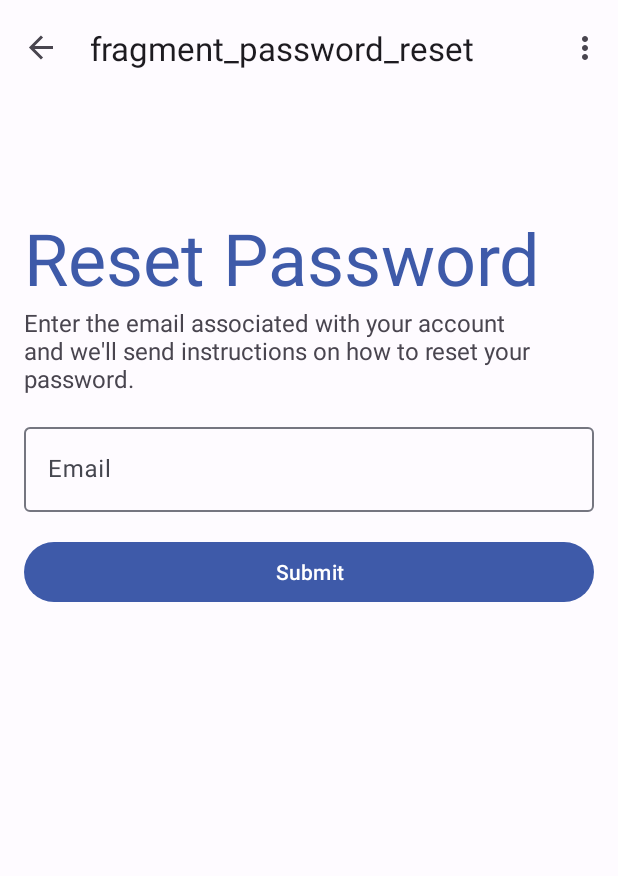
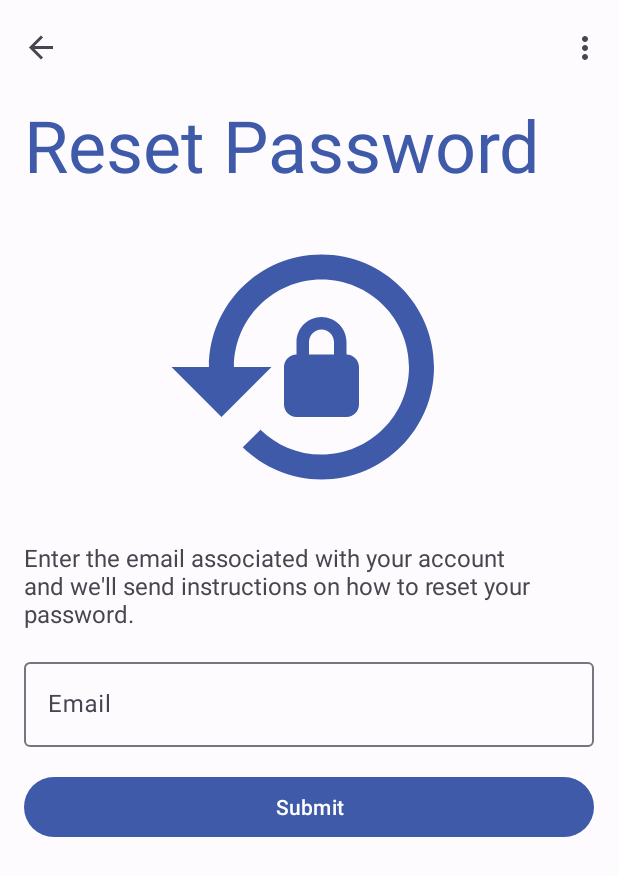
Before and after one commit to huntergif/Photo-Editor-App, an Android app: the PasswordResetFragment screen opened through its navigation route, on a phone screen of 412 x 824 dp. Shown: the top 876 px of the screen. Run offline under Robolectric (Android 15) with nearby library versions, the phone set to English and light mode, and no system bars; our stand-ins replace Dagger/Hilt's generated code, Firebase (no records; nobody signed in at launch, a user with empty details on screens opened directly), navigation-ui.

Commit message:
Adjustments made to password reset UI

```diff
--- a/app/src/main/java/com/aqchen/filterfiesta/ui/auth/login/LoginFragment.kt
+++ b/app/src/main/java/com/aqchen/filterfiesta/ui/auth/login/LoginFragment.kt
@@ -8,6 +8,7 @@ import android.util.TypedValue
 import android.view.LayoutInflater
 import android.view.View
 import android.view.ViewGroup
+import android.view.WindowManager
 import android.widget.TextView
 import androidx.core.widget.doAfterTextChanged
 import androidx.fragment.app.Fragment
--- /dev/null
+++ b/app/src/main/res/drawable/baseline_lock_reset_24.xml
@@ -0,0 +1,5 @@
+<vector android:height="200dp" android:tint="#3E5AA9"
+    android:viewportHeight="24" android:viewportWidth="24"
+    android:width="200dp" xmlns:android="http://schemas.android.com/apk/res/android">
+    <path android:fillColor="@android:color/white" android:pathData="M13,3c-4.97,0 -9,4.03 -9,9H1l4,4l4,-4H6c0,-3.86 3.14,-7 7,-7s7,3.14 7,7s-3.14,7 -7,7c-1.9,0 -3.62,-0.76 -4.88,-1.99L6.7,18.42C8.32,20.01 10.55,21 13,21c4.97,0 9,-4.03 9,-9S17.97,3 13,3zM15,11v-1c0,-1.1 -0.9,-2 -2,-2s-2,0.9 -2,2v1c-0.55,0 -1,0.45 -1,1v3c0,0.55 0.45,1 1,1h4c0.55,0 1,-0.45 1,-1v-3C16,11.45 15.55,11 15,11zM14,11h-2v-1c0,-0.55 0.45,-1 1,-1s1,0.45 1,1V11z"/>
+</vector>
--- a/app/src/main/res/layout/fragment_login.xml
+++ b/app/src/main/res/layout/fragment_login.xml
@@ -96,9 +96,6 @@
             app:layout_constraintBottom_toTopOf="@id/login_signup_text" />
 
         <!-- Sign Up Now Wrapper -->
-
-        <!-- Forgot Password Wrapper -->
-
         <TextView
             android:id="@+id/login_signup_text"
             android:layout_width="wrap_content"
@@ -110,11 +107,11 @@
             app:layout_constraintStart_toStartOf="parent"
             app:layout_constraintTop_toBottomOf="@id/login_submit_button" />
 
+        <!-- Forgot Password Wrapper -->
         <TextView
             android:id="@+id/forgot_password_text"
             android:layout_width="wrap_content"
             android:layout_height="wrap_content"
-            android:layout_marginTop="@dimen/xxs_margin"
             android:text="@string/login_forgot_password_question"
             app:layout_constraintBottom_toBottomOf="parent"
             app:layout_constraintEnd_toEndOf="parent"
--- a/app/src/main/res/layout/fragment_password_reset.xml
+++ b/app/src/main/res/layout/fragment_password_reset.xml
@@ -20,13 +20,26 @@
             android:text="@string/password_reset_title"
             android:textColor="?attr/colorPrimary"
             android:textSize="@dimen/text_title_font_size"
-            app:layout_constraintBottom_toTopOf="@id/password_reset_email_layout"
+            app:layout_constraintBottom_toTopOf="@id/lock_image"
             app:layout_constraintTop_toTopOf="parent" />
+
+        <!-- Lock Image -->
+        <com.google.android.material.imageview.ShapeableImageView
+            android:id="@+id/lock_image"
+            android:layout_width="wrap_content"
+            android:layout_height="wrap_content"
+            android:adjustViewBounds="true"
+            android:layout_margin="@dimen/sm_margin"
+            app:layout_constraintEnd_toEndOf="parent"
+            app:layout_constraintStart_toStartOf="parent"
+            app:layout_constraintTop_toBottomOf="@id/password_reset_title"
+            app:layout_constraintBottom_toTopOf="@id/password_reset_subtitle"
+            android:src="@drawable/baseline_lock_reset_24" />
 
         <!-- Subtitle -->
         <com.google.android.material.textview.MaterialTextView
             android:id="@+id/password_reset_subtitle"
-            app:layout_constraintTop_toBottomOf="@id/password_reset_title"
+            app:layout_constraintTop_toBottomOf="@id/lock_image"
             app:layout_constraintBottom_toTopOf="@id/password_reset_email_layout"
             android:layout_width="match_parent"
             android:layout_height="wrap_content"
--- a/app/src/main/res/navigation/nav_graph.xml
+++ b/app/src/main/res/navigation/nav_graph.xml
@@ -25,6 +25,5 @@
     <fragment
         android:id="@+id/passwordResetFragment"
         android:name="com.aqchen.filterfiesta.ui.auth.passwordreset.PasswordResetFragment"
-        android:label="fragment_password_reset"
         tools:layout="@layout/fragment_password_reset" />
 </navigation>
```
